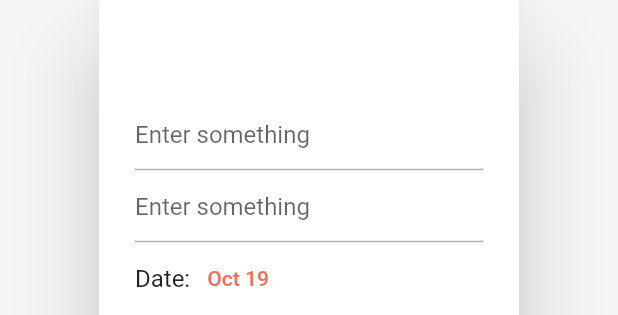
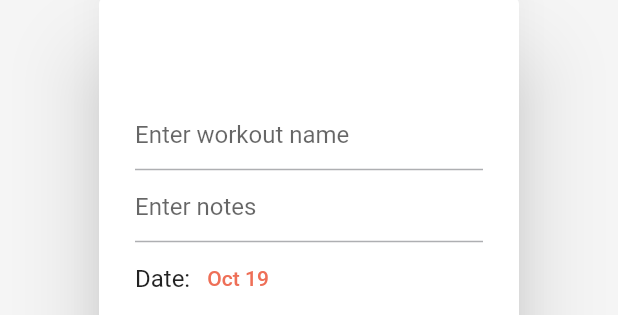
Before and after one commit to martinjedwabny/protalyze, a Flutter app: the PastWorkoutEditDialog widget shown alone on an empty page, opened directly with empty values, on a phone screen of 412 x 824 dp. Shown: the part 396-711 px from the top of the screen. Run offline on Flutter 3.47's test engine with Material 2 defaults, Android fonts, the phone set to English and light mode, and no system bars; our stand-ins replace audioplayers, cloud_firestore, firebase_auth, firebase_core, fl_chart, google_fonts and 2 more; missing offline and left inert: cloud_firestore_web, firebase_auth_web, firebase_core_web, flutter_picker, giphy_picker, wakelock_web; accounts and stored records are empty.

Commit message:
Fix minor errors

```diff
--- a/lib/common/widget/PastWorkoutSaveAlertDialog.dart
+++ b/lib/common/widget/PastWorkoutSaveAlertDialog.dart
@@ -67,7 +67,7 @@ class _PastWorkoutSaveAlertDialog<T> extends State<PastWorkoutSaveAlertDialog> {
             LengthLimitingTextInputFormatter(1000),],
             controller: _notesController,
             decoration: new InputDecoration(
-            hintText: "Enter something",
+            hintText: "Enter notes",
             ),
           ),
       ]),
--- a/lib/pages/past_workouts/PastWorkoutEditDialog.dart
+++ b/lib/pages/past_workouts/PastWorkoutEditDialog.dart
@@ -51,7 +51,7 @@ class _PastWorkoutEditDialogState extends State<PastWorkoutEditDialog> {
             LengthLimitingTextInputFormatter(20),],
           controller: _workoutNameTextController,
           decoration: new InputDecoration(
-          hintText: "Enter something",
+          hintText: "Enter workout name",
           ),
         ),
         TextField(
@@ -59,7 +59,7 @@ class _PastWorkoutEditDialogState extends State<PastWorkoutEditDialog> {
             LengthLimitingTextInputFormatter(1000),],
           controller: _workoutNotesTextController,
           decoration: new InputDecoration(
-          hintText: "Enter something",
+          hintText: "Enter notes",
           ),
         ),
         Row(children:[
--- a/lib/pages/workout_display/WorkoutDisplayPage.dart
+++ b/lib/pages/workout_display/WorkoutDisplayPage.dart
@@ -98,7 +98,7 @@ class _WorkoutDisplayPageState extends State<WorkoutDisplayPage> {
   }
 
   Widget getNotesText() {
-    if (this.widget.workoutNotes.isEmpty)
+    if (this.widget.workoutNotes == null || this.widget.workoutNotes == '')
       return SizedBox(width: 1, height: 1);
     return Card(
       key: ValueKey(this.widget.workoutNotes),
```
